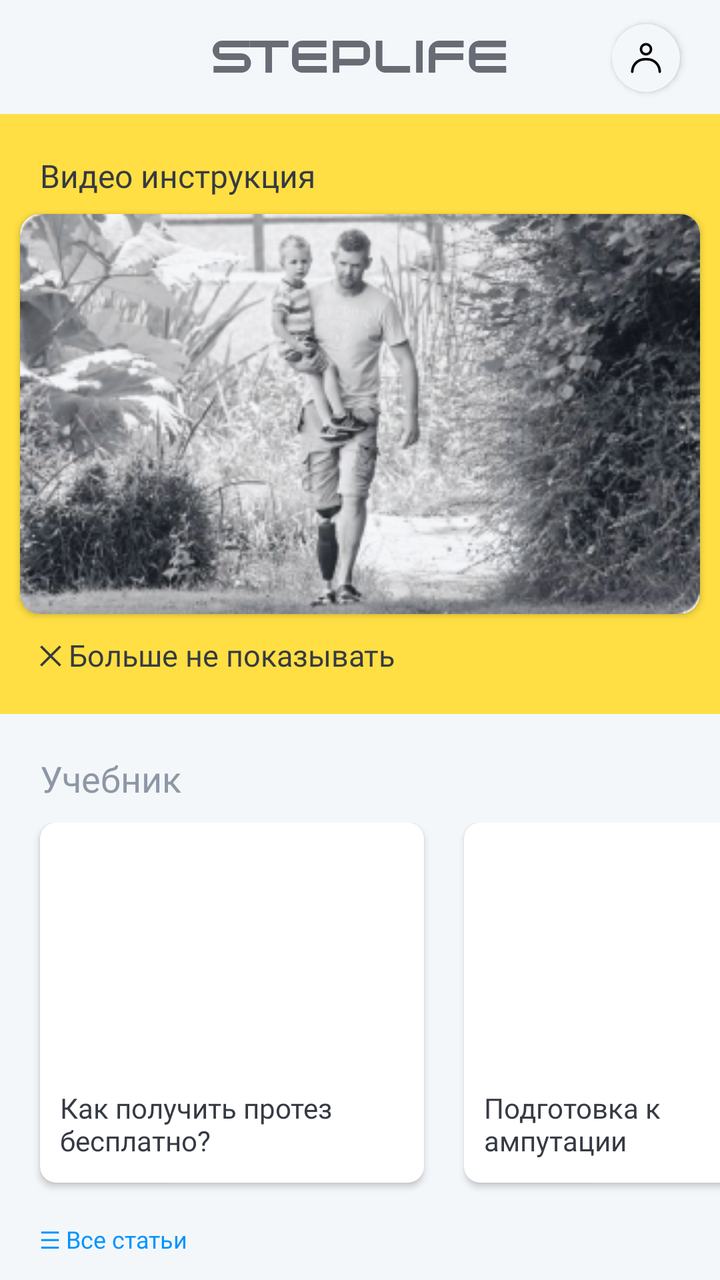
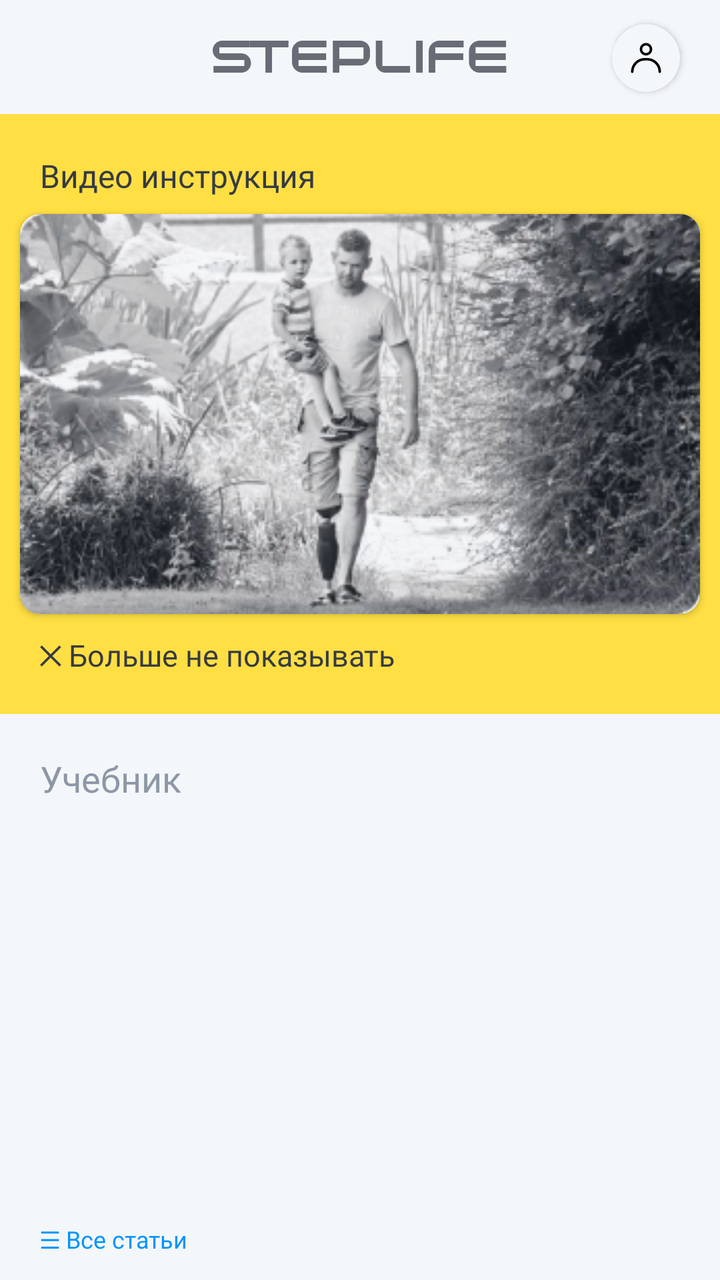

An Android layout rendered at two revisions. The XML below is the earlier revision; the diff shows what the commit changed to produce the second picture.
<!-- AndroidManifest.xml: application theme Theme.StepLifeApp -->
<!-- res/layout/fragment_home.xml -->
<?xml version="1.0" encoding="utf-8"?>
<FrameLayout xmlns:android="http://schemas.android.com/apk/res/android"
    xmlns:app="http://schemas.android.com/apk/res-auto"
    xmlns:tools="http://schemas.android.com/tools"
    app:layout_behavior="@string/appbar_scrolling_view_behavior"
    android:layout_width="match_parent"
    android:background="@color/MainGray"
    android:layout_height="match_parent"
    android:animateLayoutChanges="true"
    android:id="@+id/HomeFragment"
    tools:context=".ui.home.HomeFragment">




    <ScrollView
        android:id="@+id/HomeScrollView"
        android:layout_width="match_parent"
        android:layout_height="match_parent"
        android:fillViewport="true"
        android:scrollbars="none"
        >

        <LinearLayout
            android:layout_width="match_parent"
            android:layout_height="wrap_content"
            android:orientation="vertical">



            <FrameLayout
                android:layout_width="match_parent"
                android:layout_height="57dp">

                <ImageView
                    android:id="@+id/imageView3"

                    android:layout_width="wrap_content"

                    android:layout_gravity="center"
                    android:layout_height="wrap_content"
                    android:src="@drawable/logosteplifebase" />

                <androidx.cardview.widget.CardView



                    android:id="@+id/ProfileButton"
                    android:visibility="visible"
                    android:layout_width="34dp"
                    android:layout_height="34dp"
                    android:layout_gravity="right"
                    android:layout_marginTop="12dp"
                    android:backgroundTint="@color/MainGray"
                    android:layout_marginRight="20dp"

                    android:clickable="true"
                    app:cardCornerRadius="50dp">

                    <ImageView
                        android:clickable="false"
                        android:id="@+id/ImageProfile"
                        android:padding="7dp"
                        android:layout_width="match_parent"
                        android:layout_height="match_parent"
                        app:srcCompat="@drawable/profile_user_account_people_icon_229121" />
                </androidx.cardview.widget.CardView>

                <de.hdodenhof.circleimageview.CircleImageView
                    xmlns:app="http://schemas.android.com/apk/res-auto"
                    android:visibility="gone"
                    android:layout_width="28dp"
                    android:layout_height="28dp"
                    android:layout_marginRight="20dp"
                    android:clickable="true"

                    android:layout_gravity="right"
                    android:layout_marginTop="15dp"
                    android:src="@drawable/profile_user_account_people_icon_229121"
                    app:civ_border_width="1dp"
                    app:civ_border_color="@color/logoGray"/>





                <androidx.cardview.widget.CardView
android:visibility="gone"
                    android:layout_width="29dp"
                    android:layout_height="29dp"
                    android:layout_gravity="right"
                    android:layout_marginTop="14dp"
                    android:layout_marginRight="20dp"
                    android:backgroundTint="@color/MainGray"
                    android:clickable="true"
                    app:cardCornerRadius="50dp">

                    <ImageView

                        android:layout_width="match_parent"
                        android:layout_height="match_parent"
                        app:srcCompat="@drawable/free_icon_gear_1160356" />
                </androidx.cardview.widget.CardView>




            </FrameLayout>


            <FrameLayout
                android:id="@+id/FrameVideoInstruction"
                android:layout_width="match_parent"
                android:layout_height="300dp"
                android:animateLayoutChanges="true"
                android:background="@drawable/videoframestyle"
                app:layout_constraintEnd_toEndOf="parent"
                app:layout_constraintStart_toStartOf="parent"
                app:layout_constraintTop_toTopOf="parent">

                <TextView
                    android:id="@+id/textView7"
                    android:layout_width="wrap_content"
                    android:layout_height="wrap_content"
                    android:layout_marginLeft="20dp"
                    android:layout_marginTop="20dp"
                    android:fontFamily="@font/normalidadextended1thin"
                    android:text="Видео инструкция"
                    android:textColor="@color/BlackSviut"
                    android:textSize="16dp"
                    android:textStyle="normal" />

                <TextView

                    android:id="@+id/textHideVideoButton"
                    android:layout_width="wrap_content"
                    android:layout_height="wrap_content"
                    android:layout_marginLeft="20dp"
                    android:layout_marginTop="260dp"
                    android:clickable="true"
                    android:fontFamily="@font/montserratregular"
                    android:text="╳ Больше не показывать"
                    android:textColor="@color/BlackSviut"
                    android:textSize="15dp" />

                <androidx.cardview.widget.CardView

                    android:layout_width="match_parent"
                    android:layout_height="200dp"
                    android:layout_marginLeft="10dp"
                    android:layout_marginRight="10dp"
                    android:layout_gravity="center"
                    android:background="@drawable/buttonstyle1"
                    app:cardCornerRadius="10dp">

                    <ImageView
                        android:id="@+id/imageButton4"
                        android:layout_width="match_parent"

                        android:layout_height="200dp"
                        android:background="@drawable/cornerdefault"

                        android:scaleType="fitXY"

                        app:srcCompat="@drawable/video" />
                </androidx.cardview.widget.CardView>


            </FrameLayout>

            <TextView
                android:id="@+id/textTeach"

                android:layout_width="wrap_content"
                android:layout_height="wrap_content"

                android:layout_marginLeft="20dp"
                android:layout_marginTop="20dp"
                android:fontFamily="@font/normalidadextended1thin"
                android:text="Учебник"
                android:textColor="@color/MainGrayText"
                android:textSize="18dp"
                app:layout_constraintBottom_toTopOf="@+id/horizontalScrollView"
                app:layout_constraintStart_toStartOf="parent" />


            <HorizontalScrollView
                android:id="@+id/horizontalScrollViewArticle"
                android:layout_width="match_parent"
                android:layout_height="200dp"
                android:layout_marginTop="5dp"
                android:overScrollMode="never"
                android:scrollbars="none"
                app:layout_constraintStart_toStartOf="parent"
                app:layout_constraintTop_toTopOf="parent">

                <LinearLayout
                    android:layout_width="wrap_content"
                    android:layout_height="match_parent"
                    android:orientation="horizontal"
                    android:paddingTop="5dp"

                    android:paddingRight="20dp">

                    <androidx.cardview.widget.CardView

                        android:id="@+id/HowToGetProtCard"
                        android:layout_width="192dp"
                        android:clickable="true"
                        android:layout_height="180dp"
                        android:layout_marginLeft="20dp"
                        app:cardCornerRadius="8dp"
                        tools:layout_editor_absoluteX="1dp"
                        tools:layout_editor_absoluteY="444dp">


                        <ImageView
                            android:clickable="false"
                            android:id="@+id/ArticleState1"
                            android:layout_width="match_parent"
android:scaleType="fitXY"
                            android:layout_height="124dp"

                            tools:layout_editor_absoluteX="59dp"
                            tools:layout_editor_absoluteY="448dp" />

                        <TextView

                            android:layout_width="160dp"
                            android:layout_height="37dp"
                            android:layout_gravity="bottom"
                            android:layout_marginLeft="10dp"
                            android:layout_marginBottom="10dp"
                            android:fontFamily="@font/montserratsemibold"
                            android:gravity="left"
                            android:text="Как получить протез бесплатно?"
                            android:textColor="@color/BlackSviut"
                            android:textSize="14sp" />
                    </androidx.cardview.widget.CardView>

                    <androidx.cardview.widget.CardView
                        android:layout_width="192dp"
                        android:layout_height="180dp"
                        android:layout_marginLeft="20dp"
                        app:cardCornerRadius="8dp"
                        tools:layout_editor_absoluteX="1dp"
                        tools:layout_editor_absoluteY="444dp">

                        <ImageView

                            android:id="@+id/ArticleState2"
                            android:layout_width="match_parent"
                            android:scaleType="fitXY"
                            android:layout_height="124dp"

                            tools:layout_editor_absoluteX="59dp"
                            tools:layout_editor_absoluteY="448dp" />


                        <TextView

                            android:layout_width="160dp"
                            android:layout_height="37dp"
                            android:layout_gravity="bottom"
                            android:layout_marginLeft="10dp"
                            android:layout_marginBottom="10dp"
                            android:fontFamily="@font/montserratsemibold"
                            android:gravity="left"
                            android:text="Подготовка к ампутации"
                            android:textColor="@color/BlackSviut"
                            android:textSize="14sp" />
                    </androidx.cardview.widget.CardView>


                    <androidx.cardview.widget.CardView
                        android:layout_width="192dp"
                        android:layout_height="180dp"
                        android:layout_marginLeft="20dp"
                        app:cardCornerRadius="8dp"
                        tools:layout_editor_absoluteX="1dp"
                        tools:layout_editor_absoluteY="444dp">

                        <ImageView

                            android:id="@+id/ArticleState3"
                            android:layout_width="match_parent"

                            android:scaleType="fitXY"
                            android:layout_height="124dp"

                            tools:layout_editor_absoluteX="59dp"
                            tools:layout_editor_absoluteY="448dp" />

                        <TextView

                            android:layout_width="160dp"
                            android:layout_height="37dp"
                            android:layout_gravity="bottom"
                            android:layout_marginLeft="10dp"
                            android:layout_marginBottom="10dp"
                            android:fontFamily="@font/montserratsemibold"
                            android:gravity="left"
                            android:text="Как получить протез бесплатно?"
                            android:textColor="@color/BlackSviut"
                            android:textSize="14sp" />
                    </androidx.cardview.widget.CardView>

                </LinearLayout>
            </HorizontalScrollView>

            <TextView

                android:id="@+id/AllAcricleButton"
                android:layout_width="wrap_content"
                android:layout_height="wrap_content"
                android:layout_marginLeft="20dp"
                android:layout_marginTop="5dp"
                android:clickable="true"
                android:fontFamily="@font/montserratsemibold"
                android:text="☰ Все статьи"
                android:textColor="@color/MainBlue"
                android:textSize="12dp"
                app:layout_constraintStart_toStartOf="parent"
                app:layout_constraintTop_toBottomOf="@+id/horizontalScrollView" />

            <TextView


                android:layout_width="wrap_content"
                android:layout_height="wrap_content"
                android:layout_marginLeft="20dp"
                android:layout_marginTop="30dp"
                android:fontFamily="@font/normalidadextended1thin"
                android:text="Тренировки"
                android:textColor="@color/MainGrayText"
                android:textSize="18dp"
                app:layout_constraintBottom_toTopOf="@+id/horizontalScrollView2"
                app:layout_constraintStart_toStartOf="parent" />

            <HorizontalScrollView
                android:id="@+id/horizontalScrollView2"
                android:layout_width="413dp"
                android:layout_height="200dp"
                android:layout_marginTop="10dp"
                android:overScrollMode="never"
                android:scrollbars="none"
                app:layout_constraintEnd_toEndOf="parent"
                app:layout_constraintHorizontal_bias="1.0"
                app:layout_constraintStart_toStartOf="parent"
                app:layout_constraintTop_toBottomOf="@+id/horizontalScrollView">

                <LinearLayout
                    android:paddingTop="5dp"
                    android:layout_width="wrap_content"
                    android:layout_height="match_parent"
                    android:orientation="horizontal"
                    android:paddingRight="20dp">

                    <androidx.cardview.widget.CardView
                        android:layout_width="192dp"
                        android:layout_height="180dp"
                        android:layout_marginLeft="20dp"
                        app:cardCornerRadius="8dp"
                        tools:layout_editor_absoluteX="1dp"
                        tools:layout_editor_absoluteY="444dp">

                        <ImageButton

                            android:layout_width="match_parent"

                            android:layout_height="124dp"
                            app:srcCompat="@drawable/training1"
                            tools:layout_editor_absoluteX="59dp"
                            tools:layout_editor_absoluteY="448dp" />

                        <TextView

                            android:layout_width="160dp"
                            android:layout_height="37dp"
                            android:layout_gravity="bottom"
                            android:layout_marginLeft="10dp"
                            android:layout_marginBottom="10dp"
                            android:fontFamily="@font/montserratsemibold"
                            android:gravity="left"
                            android:text="Сила и выносливость"
                            android:textColor="@color/BlackSviut"
                            android:textSize="14sp" />
                    </androidx.cardview.widget.CardView>

                    <androidx.cardview.widget.CardView
                        android:layout_width="192dp"
                        android:layout_height="180dp"
                        android:layout_marginLeft="20dp"
                        android:layout_marginRight="50dp"
                        app:cardCornerRadius="8dp"
                        tools:layout_editor_absoluteX="1dp"
                        tools:layout_editor_absoluteY="444dp">

                        <ImageButton

                            android:layout_width="match_parent"

                            android:layout_height="124dp"
                            app:srcCompat="@drawable/training1"
                            tools:layout_editor_absoluteX="59dp"
                            tools:layout_editor_absoluteY="448dp" />

                        <TextView

                            android:layout_width="160dp"
                            android:layout_height="37dp"
                            android:layout_gravity="bottom"
                            android:layout_marginLeft="10dp"
                            android:layout_marginBottom="10dp"
                            android:fontFamily="@font/montserratsemibold"
                            android:gravity="left"
                            android:text="Координация"
                            android:textColor="@color/BlackSviut"
                            android:textSize="14sp" />
                    </androidx.cardview.widget.CardView>



                </LinearLayout>
            </HorizontalScrollView>


            <TextView
                android:id="@+id/textView9"
                android:layout_width="wrap_content"
                android:layout_height="wrap_content"
                android:layout_marginLeft="20dp"
                android:layout_marginTop="5dp"
                android:clickable="true"
                android:fontFamily="@font/montserratsemibold"
                android:text="☰ Все тренировки"
                android:textColor="@color/MainBlue"
                android:textSize="12dp"
                app:layout_constraintStart_toStartOf="parent"
                app:layout_constraintTop_toBottomOf="@+id/horizontalScrollView2" />


            <Button

                android:id="@+id/buttonConnect"
                android:layout_width="match_parent"
                android:layout_height="50dp"

                android:layout_marginRight="10dp"
                android:layout_marginLeft="10dp"
                android:layout_gravity="center"
                android:layout_marginTop="30dp"
                android:textSize="13dp"
                android:fontFamily="@font/montserratsemibold"
                android:background="@drawable/buttonstyle2"
                android:text="Подключить коленный модуль"
                android:textColor="@color/black"
                android:theme="@style/Theme.ButtonWhite"
                app:layout_constraintBottom_toBottomOf="parent"
                app:layout_constraintStart_toStartOf="parent" />

            <TextView
                android:id="@+id/textView3"
                android:layout_width="wrap_content"
                android:layout_height="wrap_content"
                android:layout_gravity="center"
                android:gravity="center"
                android:layout_marginLeft="20dp"
                android:layout_marginTop="10dp"
                android:layout_marginRight="20dp"
                android:layout_marginBottom="20dp"
                android:fontFamily="@font/montserratregular"
                android:text="Подключите коленный модуль Steplife для его настройки и кастомизации"
                android:textColor="@color/MainGrayText"
                android:textSize="15dp"
                android:textStyle="bold" />

            <FrameLayout
                android:layout_width="match_parent"
                android:layout_height="35dp"
                android:layout_gravity="center"
                android:layout_marginBottom="70dp"

                >
                <Button

                    android:id="@+id/buttonLogo1"
                    android:layout_width="51dp"
                    android:layout_height="15dp"
                    android:layout_gravity="center_horizontal"
                    android:layout_marginTop="15dp"
                      android:layout_marginRight="25dp"
                    android:background="@drawable/graylogoframe"
                    android:theme="@style/Theme.ButtonGrayLogo"
                    app:layout_constraintBottom_toBottomOf="parent"
                    app:layout_constraintStart_toStartOf="parent" />
                <Button

                    android:id="@+id/buttonLogo2"
                    android:layout_width="51dp"
                    android:layout_height="15dp"
                    android:layout_gravity="center_horizontal"
                    android:layout_marginLeft="25dp"
                    android:background="@drawable/graylogoframe"
                    android:theme="@style/Theme.ButtonGrayLogo"
                    app:layout_constraintBottom_toBottomOf="parent"
                    app:layout_constraintStart_toStartOf="parent" />
            </FrameLayout>




        </LinearLayout>
    </ScrollView>

</FrameLayout>
<!-- resources referenced by this layout -->
<resources>
  <color name="BlackSviut">#363A43</color>
  <color name="MainBlue">#0094FF</color>
  <color name="MainGray">#F4F7FA</color>
  <color name="MainGrayText">#8E97A6</color>
  <color name="black">#FF000000</color>
  <color name="logoGray">#8E97A6</color>
  <!-- drawable buttonstyle1 (drawable) -->
  <?xml version="1.0" encoding="utf-8"?>
  <shape xmlns:android="http://schemas.android.com/apk/res/android"
      android:shape="rectangle">
      <solid android:color="@color/white"/>
  
  
  
  
  
      <corners
          android:topLeftRadius="35dp"
          android:topRightRadius="0dp"
          android:bottomLeftRadius="0dp"
          android:bottomRightRadius="35dp"/>
  
  
  </shape>
  <!-- drawable buttonstyle2 (drawable) -->
  <?xml version="1.0" encoding="utf-8"?>
  <shape xmlns:android="http://schemas.android.com/apk/res/android"
      android:shape="rectangle">
      <solid android:color="@color/MainYellow"/>
  
  
  
      <corners
          android:topLeftRadius="15dp"
          android:topRightRadius="0dp"
          android:bottomLeftRadius="0dp"
          android:bottomRightRadius="15dp"/>
  </shape>
  <!-- drawable cornerdefault (drawable) -->
  <?xml version="1.0" encoding="utf-8"?>
  <shape xmlns:android="http://schemas.android.com/apk/res/android"
      android:shape="rectangle">
      <solid android:color="@color/BlackSviut" />
      <corners
          android:bottomLeftRadius="15dp"
          android:bottomRightRadius="15dp"
          android:topLeftRadius="15dp"
          android:topRightRadius="15dp" />
  </shape>
  <!-- drawable graylogoframe (drawable) -->
  <?xml version="1.0" encoding="utf-8"?>
  <shape xmlns:android="http://schemas.android.com/apk/res/android"
      android:shape="rectangle">
      <solid android:color="@color/MiddleWhite"/>
  
      <corners
          android:topLeftRadius="0dp"
          android:topRightRadius="5dp"
          android:bottomLeftRadius="5dp"
          android:bottomRightRadius="0dp"/>
  
  
  </shape>
  <!-- drawable profile_user_account_people_icon_229121 (drawable) -->
  <vector xmlns:android="http://schemas.android.com/apk/res/android"
      android:width="32dp"
      android:height="32dp"
      android:viewportWidth="32"
      android:viewportHeight="32">
    <path
        android:fillColor="#FF000000"
        android:pathData="M4.96,27.999l0.051,0.001l0.043,-0.004c0.191,-0.024 0.957,-0.171 0.957,-0.996c-0,-4.971 4.029,-9 9,-9c0.661,-0 1.327,-0 1.988,-0c4.97,-0 9,4.029 9,9l-0,0c-0,0.021 0,0.041 0.002,0.061c0.015,0.325 0.153,0.537 0.323,0.676c0.178,0.164 0.415,0.263 0.675,0.263c-0,0 1,-0.057 1,-1c-0,-6.075 -4.925,-11 -11,-11c-0.661,-0 -1.327,-0 -1.988,-0c-6.075,-0 -11,4.925 -11,11c-0,-0.05 0.003,-0.092 0.008,-0.127c-0.005,0.041 -0.008,0.084 -0.008,0.127c-0,0.535 0.42,0.972 0.949,0.999Z"/>
    <path
        android:fillColor="#FF000000"
        android:pathData="M15.994,3.988c-2.763,-0 -5.006,2.243 -5.006,5.006c-0,2.763 2.243,5.006 5.006,5.006c2.763,0 5.006,-2.243 5.006,-5.006c0,-2.763 -2.243,-5.006 -5.006,-5.006ZM15.994,5.988c1.659,-0 3.006,1.347 3.006,3.006c0,1.659 -1.347,3.006 -3.006,3.006c-1.659,0 -3.006,-1.347 -3.006,-3.006c-0,-1.659 1.347,-3.006 3.006,-3.006Z"/>
  </vector>
  <!-- drawable videoframestyle (drawable) -->
  <?xml version="1.0" encoding="utf-8"?>
  <shape xmlns:android="http://schemas.android.com/apk/res/android"
      android:shape="rectangle">
      <solid android:color="@color/MainYellow"/>
  
  
  
  
  
  </shape>
  <style name="Theme.ButtonGrayLogo" parent="Base.Widget.AppCompat.Button.Colored">
          <item name="colorPrimary">@color/logoGray</item>
      </style>
  <style name="Theme.ButtonWhite" parent="Base.Widget.AppCompat.Button.Colored">
          <item name="colorPrimary">@color/MainYellow</item>
      </style>
  <style name="Theme.StepLifeApp" parent="Theme.MaterialComponents.DayNight.DarkActionBar">
          
  
          
  
          
          <item name="android:statusBarColor">@android:color/transparent</item>
          
      </style>
  <color name="white">#FFFFFFFF</color>
  <color name="MainYellow">#FFDF43</color>
  <color name="MiddleWhite">#FCFCFC</color>
  <!-- unchanged entries left out for length: 4 -->
</resources>

<!-- the commit's change to res/layout/fragment_home.xml (unified diff, before → after) -->
@@ -14,7 +14,6 @@
 
 
     <ScrollView
-        android:id="@+id/HomeScrollView"
         android:layout_width="match_parent"
         android:layout_height="match_parent"
         android:fillViewport="true"
@@ -184,129 +183,21 @@ android:visibility="gone"
                 app:layout_constraintStart_toStartOf="parent" />
 
 
-            <HorizontalScrollView
-                android:id="@+id/horizontalScrollViewArticle"
-                android:layout_width="match_parent"
+
+            <androidx.recyclerview.widget.RecyclerView
+                android:footerDividersEnabled="false"
+                android:divider="@null"
+                android:paddingTop="10dp"
                 android:layout_height="200dp"
+                android:orientation="horizontal"
+                android:listSelector="@color/white"
                 android:layout_marginTop="5dp"
-                android:overScrollMode="never"
-                android:scrollbars="none"
-                app:layout_constraintStart_toStartOf="parent"
-                app:layout_constraintTop_toTopOf="parent">
-
-                <LinearLayout
-                    android:layout_width="wrap_content"
-                    android:layout_height="match_parent"
-                    android:orientation="horizontal"
-                    android:paddingTop="5dp"
-
-                    android:paddingRight="20dp">
-
-                    <androidx.cardview.widget.CardView
-
-                        android:id="@+id/HowToGetProtCard"
-                        android:layout_width="192dp"
-                        android:clickable="true"
-                        android:layout_height="180dp"
-                        android:layout_marginLeft="20dp"
-                        app:cardCornerRadius="8dp"
-                        tools:layout_editor_absoluteX="1dp"
-                        tools:layout_editor_absoluteY="444dp">
-
-
-                        <ImageView
-                            android:clickable="false"
-                            android:id="@+id/ArticleState1"
-                            android:layout_width="match_parent"
-android:scaleType="fitXY"
-                            android:layout_height="124dp"
-
-                            tools:layout_editor_absoluteX="59dp"
-                            tools:layout_editor_absoluteY="448dp" />
-
-                        <TextView
-
-                            android:layout_width="160dp"
-                            android:layout_height="37dp"
-                            android:layout_gravity="bottom"
-                            android:layout_marginLeft="10dp"
-                            android:layout_marginBottom="10dp"
-                            android:fontFamily="@font/montserratsemibold"
-                            android:gravity="left"
-                            android:text="Как получить протез бесплатно?"
-                            android:textColor="@color/BlackSviut"
-                            android:textSize="14sp" />
-                    </androidx.cardview.widget.CardView>
-
-                    <androidx.cardview.widget.CardView
-                        android:layout_width="192dp"
-                        android:layout_height="180dp"
-                        android:layout_marginLeft="20dp"
-                        app:cardCornerRadius="8dp"
-                        tools:layout_editor_absoluteX="1dp"
-                        tools:layout_editor_absoluteY="444dp">
-
-                        <ImageView
-
-                            android:id="@+id/ArticleState2"
-                            android:layout_width="match_parent"
-                            android:scaleType="fitXY"
-                            android:layout_height="124dp"
-
-                            tools:layout_editor_absoluteX="59dp"
-                            tools:layout_editor_absoluteY="448dp" />
-
-
-                        <TextView
-
-                            android:layout_width="160dp"
-                            android:layout_height="37dp"
-                            android:layout_gravity="bottom"
-                            android:layout_marginLeft="10dp"
-                            android:layout_marginBottom="10dp"
-                            android:fontFamily="@font/montserratsemibold"
-                            android:gravity="left"
-                            android:text="Подготовка к ампутации"
-                            android:textColor="@color/BlackSviut"
-                            android:textSize="14sp" />
-                    </androidx.cardview.widget.CardView>
-
-
-                    <androidx.cardview.widget.CardView
-                        android:layout_width="192dp"
-                        android:layout_height="180dp"
-                        android:layout_marginLeft="20dp"
-                        app:cardCornerRadius="8dp"
-                        tools:layout_editor_absoluteX="1dp"
-                        tools:layout_editor_absoluteY="444dp">
-
-                        <ImageView
-
-                            android:id="@+id/ArticleState3"
-                            android:layout_width="match_parent"
-
-                            android:scaleType="fitXY"
-                            android:layout_height="124dp"
-
-                            tools:layout_editor_absoluteX="59dp"
-                            tools:layout_editor_absoluteY="448dp" />
-
-                        <TextView
-
-                            android:layout_width="160dp"
-                            android:layout_height="37dp"
-                            android:layout_gravity="bottom"
-                            android:layout_marginLeft="10dp"
-                            android:layout_marginBottom="10dp"
-                            android:fontFamily="@font/montserratsemibold"
-                            android:gravity="left"
-                            android:text="Как получить протез бесплатно?"
-                            android:textColor="@color/BlackSviut"
-                            android:textSize="14sp" />
-                    </androidx.cardview.widget.CardView>
-
-                </LinearLayout>
-            </HorizontalScrollView>
+                tools:listitem="@layout/listviewhomearticle"
+                android:animateLayoutChanges="false"
+                android:id="@+id/HomeArticleListView"
+                android:layout_width="match_parent">
+
+            </androidx.recyclerview.widget.RecyclerView>
 
             <TextView
 
@@ -342,7 +233,7 @@ android:scaleType="fitXY"
                 android:layout_width="413dp"
                 android:layout_height="200dp"
                 android:layout_marginTop="10dp"
-                android:overScrollMode="never"
+
                 android:scrollbars="none"
                 app:layout_constraintEnd_toEndOf="parent"
                 app:layout_constraintHorizontal_bias="1.0"
@@ -514,3 +405,39 @@ android:scaleType="fitXY"
     </ScrollView>
 
 </FrameLayout>
+<!-- res/layout/listviewhomearticle.xml (included above) -->
+<?xml version="1.0" encoding="utf-8"?>
+<FrameLayout xmlns:android="http://schemas.android.com/apk/res/android"
+    android:layout_width="match_parent"
+    android:layout_height="match_parent"
+    xmlns:app="http://schemas.android.com/apk/res-auto">
+
+
+    <androidx.cardview.widget.CardView
+        android:id="@+id/HowToGetProtCard"
+        android:layout_width="192dp"
+        android:clickable="true"
+        android:layout_height="180dp"
+        android:layout_marginLeft="20dp"
+        app:cardCornerRadius="8dp"
+        >
+        <ImageView
+            android:clickable="false"
+            android:id="@+id/HomeArticlePreview"
+            android:layout_width="match_parent"
+            android:scaleType="fitXY"
+            android:layout_height="124dp" />
+        <TextView
+            android:id="@+id/HomeArticleNameText"
+            android:layout_width="160dp"
+            android:layout_height="37dp"
+            android:layout_gravity="bottom"
+            android:layout_marginLeft="10dp"
+            android:layout_marginBottom="10dp"
+            android:fontFamily="@font/montserratsemibold"
+            android:gravity="left"
+            android:text=""
+            android:textColor="@color/BlackSviut"
+            android:textSize="14sp" />
+    </androidx.cardview.widget.CardView>
+</FrameLayout>
